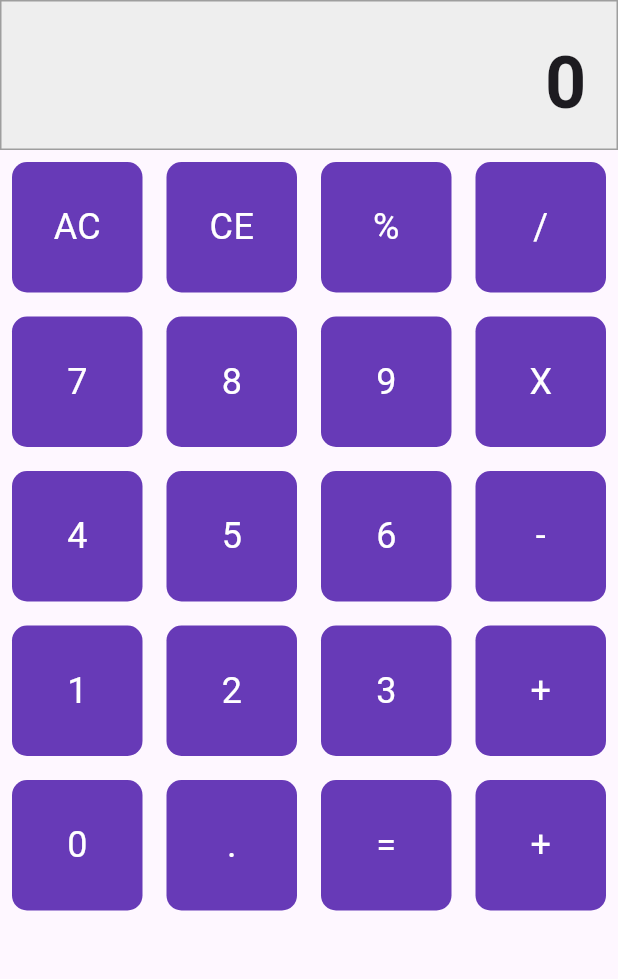
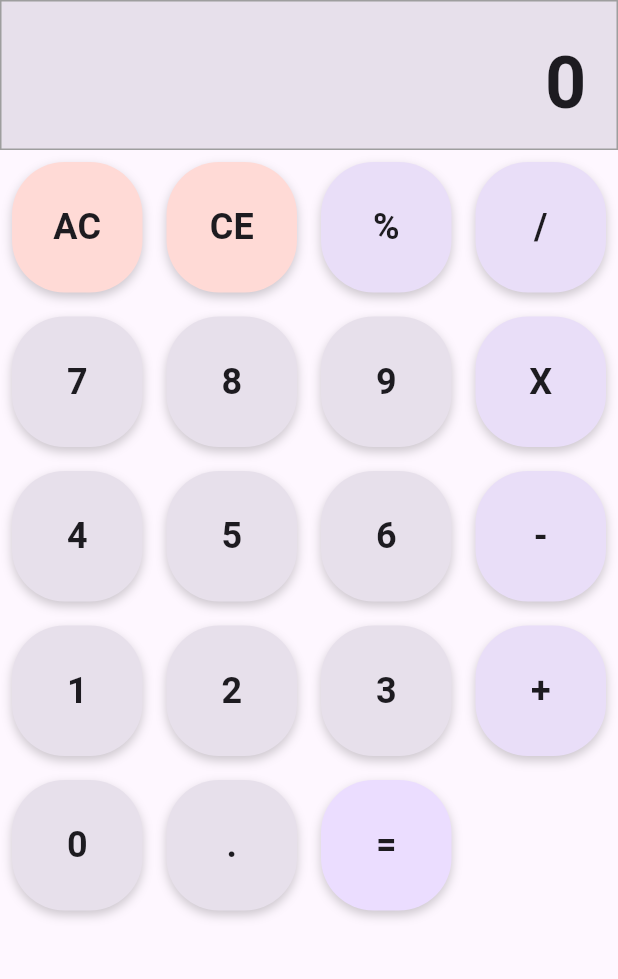
Before and after one commit to Santiago2132/Flutter-Projects, a Flutter app: the screen it shows after launch, on a phone screen of 412 x 824 dp, the part 84-1063 px from its top. Run offline on Flutter 3.47's test engine with Material 3 defaults, Android fonts, the phone set to English and light mode, and no system bars.

Commit message:
La calculadora ya funciona, falto estirar el button d+

```diff
--- a/calculadora/lib/calculator/calculator.dart
+++ b/calculadora/lib/calculator/calculator.dart
@@ -2,8 +2,68 @@ import 'package:flutter/material.dart';
 import 'calculator_display.dart';
 import 'calculator_button.dart';
 
-class Calculator extends StatelessWidget {
+class Calculator extends StatefulWidget {
   const Calculator({super.key});
+
+  @override
+  State<Calculator> createState() => _CalculatorState();
+}
+
+class _CalculatorState extends State<Calculator> {
+  String _display = '0';
+  String _currentValue = '';
+  String _operator = '';
+  double _firstNumber = 0;
+  double _secondNumber = 0;
+
+  void _onButtonPressed(String buttonText) {
+    setState(() {
+      if (buttonText == 'AC') {
+        _display = '0';
+        _currentValue = '';
+        _operator = '';
+        _firstNumber = 0;
+        _secondNumber = 0;
+      } else if (buttonText == 'CE') {
+        _currentValue = '';
+        _display = '0';
+      } else if (buttonText == '+' || buttonText == '-' || buttonText == 'X' || buttonText == '/' || buttonText == '%') {
+        _operator = buttonText;
+        _firstNumber = double.parse(_currentValue);
+        _currentValue = '';
+      } else if (buttonText == '=') {
+        _secondNumber = double.parse(_currentValue);
+        _calculateResult();
+      } else {
+        _currentValue += buttonText;
+        _display = _currentValue;
+      }
+    });
+  }
+
+  void _calculateResult() {
+    switch (_operator) {
+      case '+':
+        _display = (_firstNumber + _secondNumber).toString();
+        break;
+      case '-':
+        _display = (_firstNumber - _secondNumber).toString();
+        break;
+      case 'X':
+        _display = (_firstNumber * _secondNumber).toString();
+        break;
+      case '/':
+        _display = (_firstNumber / _secondNumber).toString();
+        break;
+      case '%':
+        _display = (_firstNumber % _secondNumber).toString();
+        break;
+      default:
+        _display = 'Error';
+    }
+    _currentValue = _display;
+    _operator = '';
+  }
 
   @override
   Widget build(BuildContext context) {
@@ -13,34 +73,61 @@ class Calculator extends StatelessWidget {
       ),
       body: Column(
         children: [
-          const CalculatorDisplay(),
+          CalculatorDisplay(display: _display),
           Expanded(
-            child: GridView.count(
-              crossAxisCount: 4,
-              children: const [
-                CalculatorButton(label: 'AC'),
-                CalculatorButton(label: 'CE'),
-                CalculatorButton(label: '%'),
-                CalculatorButton(label: '/'),
-                CalculatorButton(label: '7'),
-                CalculatorButton(label: '8'),
-                CalculatorButton(label: '9'),
-                CalculatorButton(label: 'X'),
-                CalculatorButton(label: '4'),
-                CalculatorButton(label: '5'),
-                CalculatorButton(label: '6'),
-                CalculatorButton(label: '-'),
-                CalculatorButton(label: '1'),
-                CalculatorButton(label: '2'),
-                CalculatorButton(label: '3'),
-                CalculatorButton(label: '+'),
-                CalculatorButton(label: '0'),
-                CalculatorButton(label: '.'),
-                CalculatorButton(label: '='),
-                CalculatorButton(label: '+', isLarge: true),
-              ],
+            child: GridView.builder(
+              gridDelegate: const SliverGridDelegateWithFixedCrossAxisCount(
+                crossAxisCount: 4, // 4 columnas
+                childAspectRatio: 1, // Mantiene los botones cuadrados
+              ),
+              itemCount: 19, // Número total de botones
+              itemBuilder: (context, index) {
+                // Definir los botones
+                List<Map<String, dynamic>> buttons = [
+                  {'label': 'AC', 'color': Theme.of(context).colorScheme.errorContainer},
+                  {'label': 'CE', 'color': Theme.of(context).colorScheme.errorContainer},
+                  {'label': '%', 'color': Theme.of(context).colorScheme.secondaryContainer},
+                  {'label': '/', 'color': Theme.of(context).colorScheme.secondaryContainer},
+                  {'label': '7', 'color': Theme.of(context).colorScheme.surfaceVariant},
+                  {'label': '8', 'color': Theme.of(context).colorScheme.surfaceVariant},
+                  {'label': '9', 'color': Theme.of(context).colorScheme.surfaceVariant},
+                  {'label': 'X', 'color': Theme.of(context).colorScheme.secondaryContainer},
+                  {'label': '4', 'color': Theme.of(context).colorScheme.surfaceVariant},
+                  {'label': '5', 'color': Theme.of(context).colorScheme.surfaceVariant},
+                  {'label': '6', 'color': Theme.of(context).colorScheme.surfaceVariant},
+                  {'label': '-', 'color': Theme.of(context).colorScheme.secondaryContainer},
+                  {'label': '1', 'color': Theme.of(context).colorScheme.surfaceVariant},
+                  {'label': '2', 'color': Theme.of(context).colorScheme.surfaceVariant},
+                  {'label': '3', 'color': Theme.of(context).colorScheme.surfaceVariant},
+                  {'label': '0', 'color': Theme.of(context).colorScheme.surfaceVariant, 'isLarge': true},
+                  {'label': '.', 'color': Theme.of(context).colorScheme.surfaceVariant},
+                  {'label': '=', 'color': Theme.of(context).colorScheme.primaryContainer},
+                ];
+
+                // Si estamos en la posición del botón '+', lo colocamos más alto
+                if (index == 15) {
+                  return GridTile(
+                    child: CalculatorButton(
+                      label: '+',
+                      onPressed: _onButtonPressed,
+                      backgroundColor: Theme.of(context).colorScheme.secondaryContainer,
+                      isTall: true, // Activa el tamaño doble
+                    ),
+                  );
+                }
+
+                // Si es cualquier otro botón, lo renderizamos normalmente
+                Map<String, dynamic> btn = buttons[index < 15 ? index : index - 1];
+                return CalculatorButton(
+                  label: btn['label'],
+                  onPressed: _onButtonPressed,
+                  backgroundColor: btn['color'],
+                  isLarge: btn.containsKey('isLarge') ? btn['isLarge'] : false,
+                );
+              },
             ),
           ),
+
         ],
       ),
     );
--- a/calculadora/lib/calculator/calculator_button.dart
+++ b/calculadora/lib/calculator/calculator_button.dart
@@ -1,32 +1,49 @@
 import 'package:flutter/material.dart';
-
 class CalculatorButton extends StatelessWidget {
   final String label;
+  final Function(String) onPressed;
+  final Color backgroundColor;
   final bool isLarge;
+  final bool isTall; // Nueva propiedad para altura doble
 
   const CalculatorButton({
     super.key,
     required this.label,
+    required this.onPressed,
+    required this.backgroundColor,
     this.isLarge = false,
+    this.isTall = false, // Valor por defecto
   });
 
   @override
   Widget build(BuildContext context) {
     return Padding(
       padding: const EdgeInsets.all(8.0),
-      child: Container(
+      child: GestureDetector(
+        onTap: () => onPressed(label),
+        child: AnimatedContainer(
+          duration: const Duration(milliseconds: 200),
           width: isLarge ? 150 : 70,
-        height: 70,
+          height: isTall ? 140 : 70, // Duplica la altura si isTall = true
           decoration: BoxDecoration(
-          color: Colors.deepPurple,
-          borderRadius: BorderRadius.circular(10),
+            color: backgroundColor,
+            borderRadius: BorderRadius.circular(35),
+            boxShadow: [
+              BoxShadow(
+                color: Colors.black.withOpacity(0.2),
+                blurRadius: 5,
+                offset: const Offset(0, 3),
+              ),
+            ],
           ),
           child: Center(
             child: Text(
               label,
-            style: const TextStyle(
-              color: Colors.white,
+              style: TextStyle(
+                color: Theme.of(context).colorScheme.onSurface,
                 fontSize: 24,
+                fontWeight: FontWeight.bold,
+              ),
             ),
           ),
         ),
--- a/calculadora/lib/calculator/calculator_display.dart
+++ b/calculadora/lib/calculator/calculator_display.dart
@@ -1,7 +1,9 @@
 import 'package:flutter/material.dart';
 
 class CalculatorDisplay extends StatelessWidget {
-  const CalculatorDisplay({super.key});
+  final String display;
+
+  const CalculatorDisplay({super.key, required this.display});
 
   @override
   Widget build(BuildContext context) {
@@ -10,14 +12,15 @@ class CalculatorDisplay extends StatelessWidget {
       alignment: Alignment.centerRight,
       height: 100,
       decoration: BoxDecoration(
-        color: Colors.grey[200],
+        color: Theme.of(context).colorScheme.surfaceVariant,
         border: Border.all(color: Colors.grey),
       ),
-      child: const Text(
-        '0',
+      child: Text(
+        display,
         style: TextStyle(
           fontSize: 48,
           fontWeight: FontWeight.bold,
+          color: Theme.of(context).colorScheme.onSurface,
         ),
       ),
     );
--- a/calculadora/lib/theme/app_theme.dart
+++ b/calculadora/lib/theme/app_theme.dart
@@ -1,6 +1,6 @@
 import 'package:flutter/material.dart';
 
 final ThemeData appTheme = ThemeData(
-  colorScheme: ColorScheme.fromSeed(seedColor: Colors.deepPurple),
+  colorScheme: ColorScheme.fromSeed(seedColor: Colors.deepOrangeAccent),
   useMaterial3: true,
 );
```
Lines whose indentation alone changed are shown as unchanged.
